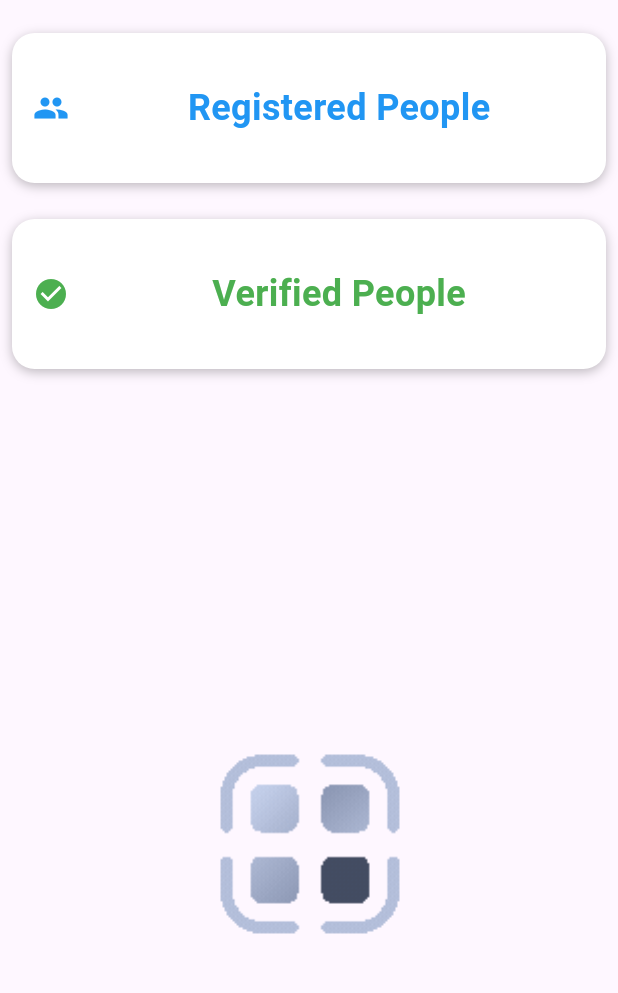
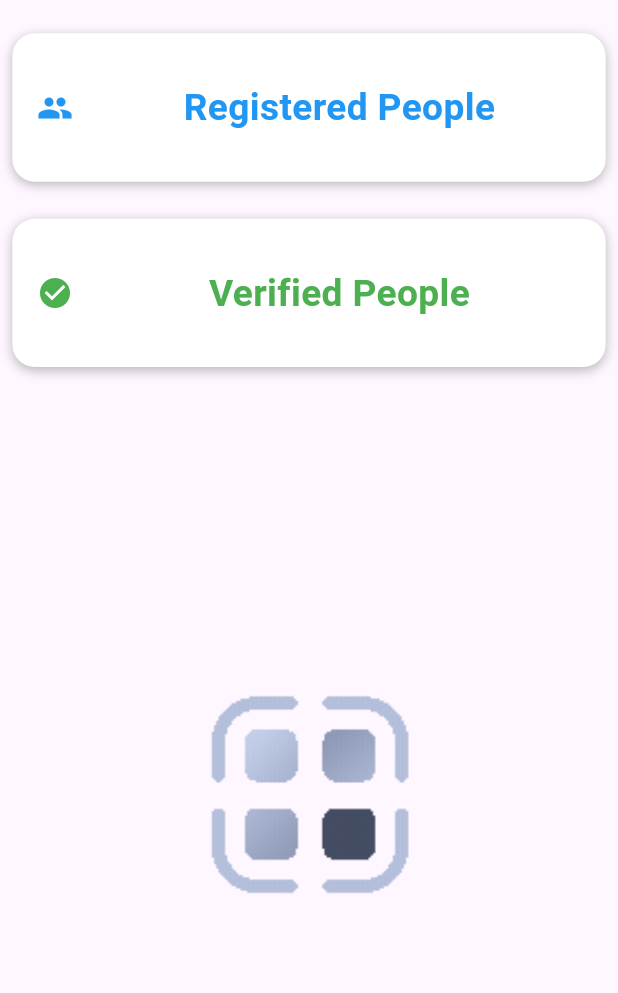
Before and after one commit to Shivansh722/QR_CN, a Flutter app: the screen it shows after launch, on a phone screen of 412 x 824 dp, the part 63-1056 px from its top. Run offline on Flutter 3.47's test engine with Material 3 defaults, Android fonts, the phone set to English and light mode, and no system bars; our stand-ins replace cloud_firestore, firebase_core; missing offline and left inert: qr_code_scanner; accounts and stored records are empty.

Commit message:
stat: done
Shivansh signing off

```diff
--- a/lib/qr_screen.dart
+++ b/lib/qr_screen.dart
@@ -13,6 +13,15 @@ class QrScreen extends StatefulWidget {
 class _QrScreenState extends State<QrScreen> {
   @override
   Widget build(BuildContext context) {
+    // Get the screen width and height using MediaQuery
+    final screenWidth = MediaQuery.of(context).size.width;
+    final screenHeight = MediaQuery.of(context).size.height;
+
+    // Determine the padding and container height based on screen size
+    final double paddingValue = screenWidth * 0.02;
+    final double containerHeight = screenHeight * 0.12;
+    final double imageHeight = screenHeight * 0.25;
+
     return Scaffold(
       appBar: AppBar(
         title: const Text('QR Scanner'),
@@ -28,32 +37,36 @@ class _QrScreenState extends State<QrScreen> {
                 );
               },
               child: Padding(
-                padding: const EdgeInsets.all(8.0),
+                padding: EdgeInsets.all(paddingValue),
                 child: Container(
-                  height: 100,
-                  padding: const EdgeInsets.all(6.0),
+                  height: containerHeight,
+                  padding: EdgeInsets.all(paddingValue),
                   decoration: BoxDecoration(
                     color: Colors.white,
-                    borderRadius: BorderRadius.circular(15), // Curved corners
+                    borderRadius: BorderRadius.circular(15),
                     boxShadow: [
                       BoxShadow(
                         color: Colors.black26,
                         blurRadius: 6.0,
-                        offset: Offset(0, 2),
+                        offset: const Offset(0, 2),
                       ),
                     ],
                   ),
                   child: Row(
                     children: [
-                      const Padding(
-                        padding: EdgeInsets.all(8.0),
-                        child: Icon(Icons.people, color: Colors.blue),
+                      Padding(
+                        padding: EdgeInsets.all(paddingValue),
+                        child: const Icon(Icons.people, color: Colors.blue),
                       ),
                       Expanded(
                         child: Center(
                           child: Text(
                             'Registered People',
-                            style: TextStyle(color: Colors.blue, fontSize: 24, fontWeight: FontWeight.bold),
+                            style: TextStyle(
+                              color: Colors.blue,
+                              fontSize: screenWidth * 0.06,
+                              fontWeight: FontWeight.bold,
+                            ),
                           ),
                         ),
                       ),
@@ -62,7 +75,7 @@ class _QrScreenState extends State<QrScreen> {
                 ),
               ),
             ),
-            const SizedBox(height: 8),
+            SizedBox(height: screenHeight * 0.01),
             GestureDetector(
               onTap: () {
                 Navigator.push(
@@ -71,32 +84,36 @@ class _QrScreenState extends State<QrScreen> {
                 );
               },
               child: Padding(
-                padding: const EdgeInsets.all(8.0),
+                padding: EdgeInsets.all(paddingValue),
                 child: Container(
-                  height: 100,
-                  padding: const EdgeInsets.all(6.0),
+                  height: containerHeight,
+                  padding: EdgeInsets.all(paddingValue),
                   decoration: BoxDecoration(
                     color: Colors.white,
-                    borderRadius: BorderRadius.circular(15), // Curved corners
+                    borderRadius: BorderRadius.circular(15),
                     boxShadow: [
                       BoxShadow(
                         color: Colors.black26,
                         blurRadius: 6.0,
-                        offset: Offset(0, 2),
+                        offset: const Offset(0, 2),
                       ),
                     ],
                   ),
                   child: Row(
                     children: [
-                      const Padding(
-                        padding: EdgeInsets.all(8.0),
-                        child: Icon(Icons.check_circle, color: Colors.green),
+                      Padding(
+                        padding: EdgeInsets.all(paddingValue),
+                        child: const Icon(Icons.check_circle, color: Colors.green),
                       ),
                       Expanded(
                         child: Center(
                           child: Text(
                             'Verified People',
-                            style: TextStyle(color: Colors.green, fontSize: 24, fontWeight: FontWeight.bold),
+                            style: TextStyle(
+                              color: Colors.green,
+                              fontSize: screenWidth * 0.06,
+                              fontWeight: FontWeight.bold,
+                            ),
                           ),
                         ),
                       ),
@@ -105,7 +122,7 @@ class _QrScreenState extends State<QrScreen> {
                 ),
               ),
             ),
-            const SizedBox(height: 200),
+            SizedBox(height: screenHeight * 0.2),
             GestureDetector(
               onTap: () {
                 Navigator.push(
@@ -114,15 +131,15 @@ class _QrScreenState extends State<QrScreen> {
                 );
               },
               child: Padding(
-                padding: const EdgeInsets.all(8.0),
+                padding: EdgeInsets.all(paddingValue),
                 child: Container(
-                  height: 200, // Adjust the height as needed
-                  decoration: BoxDecoration(
+                  height: imageHeight,
+                  decoration: const BoxDecoration(
                     color: Colors.transparent,
                   ),
                   child: Image.asset(
                     'assets/qr2.gif',
-                    width: 300, // Make the image as wide as possible
+                    width: screenWidth * 0.8,
                     fit: BoxFit.cover,
                   ),
                 ),
```
Also changed, not shown: 40 other files.
